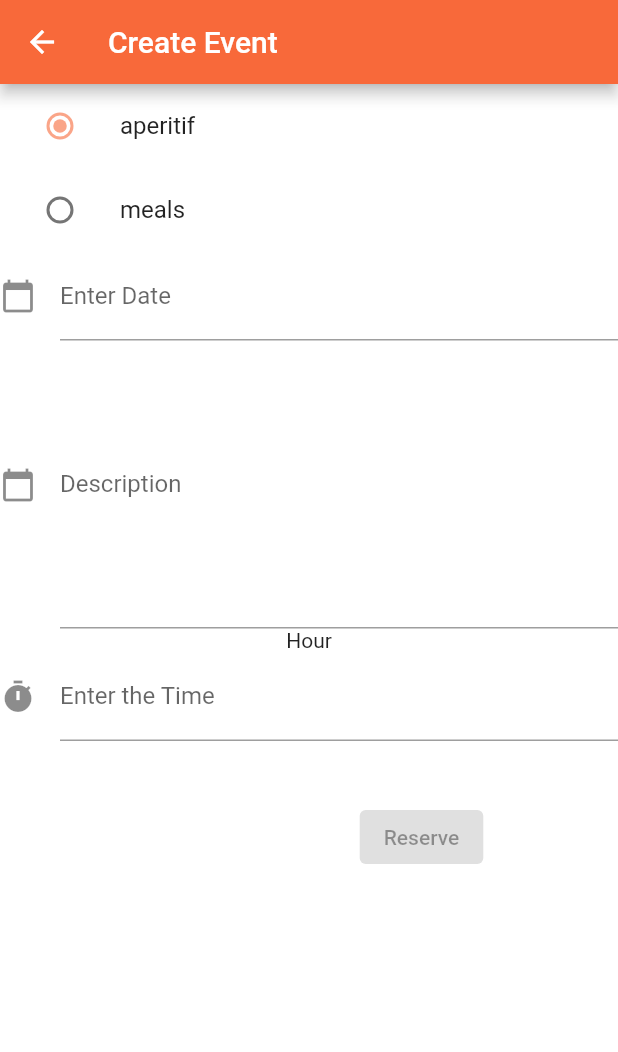
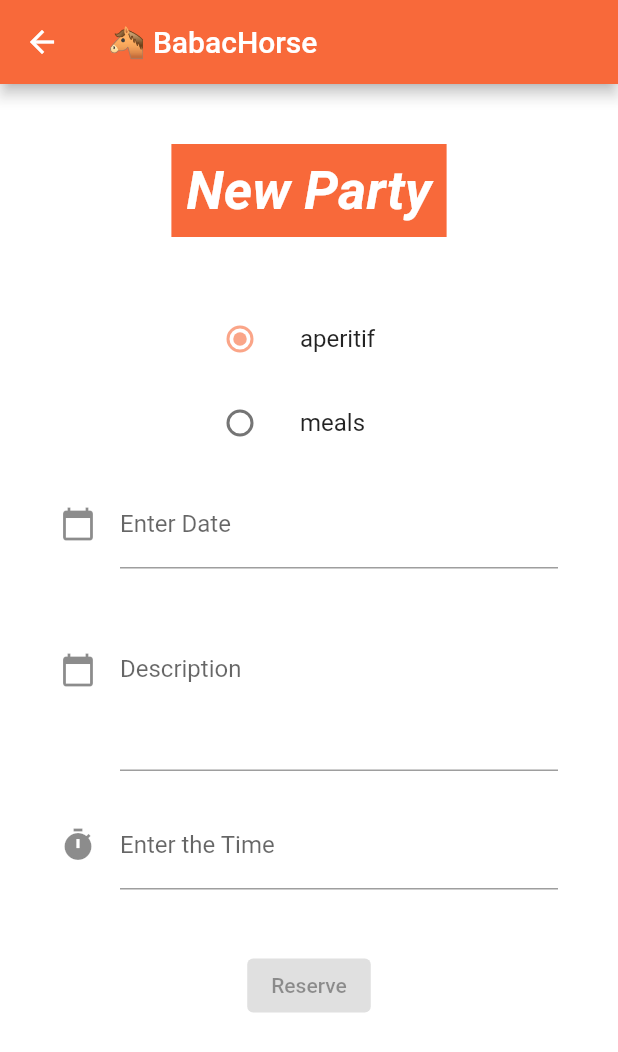
Before and after one commit to LouisYang95/FlutterAppEquitation, a Flutter app: the CreateEventPage screen opened by its route, on a phone screen of 412 x 824 dp. Shown: the top 1052 px of the screen. Run offline on Flutter 3.47's test engine with Material 2 defaults, Android fonts, the phone set to English and light mode, and no system bars; our stand-ins replace carousel_slider; missing offline and left inert: flutter_session_manager, mongo_dart; network calls fail.

Commit message:
change design party form

```diff
--- a/lib/Pages/event_page.dart
+++ b/lib/Pages/event_page.dart
@@ -68,16 +68,33 @@ class CreateEventPageState extends State<CreateEventPage> {
   Widget build(BuildContext context) {
     return Scaffold(
       appBar: AppBar(
-        title: const Text('Create Event'),
+        title: const Text('🐴 BabacHorse '),
       ),
-      body: Center(
-        child: Form(
+      body: Padding(
+        padding: const EdgeInsets.all(40.0),
+        child: Center(
+          child: Column(
+            children: [
+              Container(
+                padding: const EdgeInsets.all(10.0),
+                color: Color.fromRGBO(248,105,58, 1),
+                child: const Text("New Party", style: TextStyle(
+                    fontWeight: FontWeight.w700,
+                    color: Colors.white,
+                    fontStyle: FontStyle.italic,
+                    fontSize: 36)),
+              ),
+              Form(
                 key: _formKey,
                 onChanged: () {
                   setState(() {
                     isValid = _formKey.currentState!.validate();
                   });
                 },
+                child: Column(
+                  children: [
+                    Padding(
+                      padding: const EdgeInsets.only(left: 80.0, top: 40.0, bottom: 10.0),
                       child: Column(
                         children: [
                           ListTile(
@@ -104,6 +121,9 @@ class CreateEventPageState extends State<CreateEventPage> {
                                   theme = 'meals';
                                 });
                               },
+                            ),
+                          ),
+                        ],
                       ),
                     ),
                     TextFormField(
@@ -135,7 +155,7 @@ class CreateEventPageState extends State<CreateEventPage> {
                         }),
                     TextFormField(
                       controller: desc,
-                maxLines: 8,
+                      maxLines: 5,
                       decoration: const InputDecoration(
                           icon: Icon(Icons.calendar_today), labelText: "Description"),
                       validator: (String? value) {
@@ -145,7 +165,7 @@ class CreateEventPageState extends State<CreateEventPage> {
                         return null;
                       },
                     ),
-              const Text('Hour'),
+                    const SizedBox(height: 20.0),
                     TextFormField(
                         controller: hour,
                         decoration: const InputDecoration(
@@ -176,7 +196,7 @@ class CreateEventPageState extends State<CreateEventPage> {
                           }
                         }),
                     Container(
-                  padding: const EdgeInsets.only(left: 150.0, top: 40.0),
+                        padding: const EdgeInsets.only(top: 40.0),
                         child: ElevatedButton(
                           onPressed: isValid ? createClass : null,
                           child: const Text('Reserve'),
@@ -184,6 +204,9 @@ class CreateEventPageState extends State<CreateEventPage> {
                   ],
                 ),
               ),
+            ],
+          ),
+        ),
       ),
     );
   }
```
Lines whose indentation alone changed are shown as unchanged.
